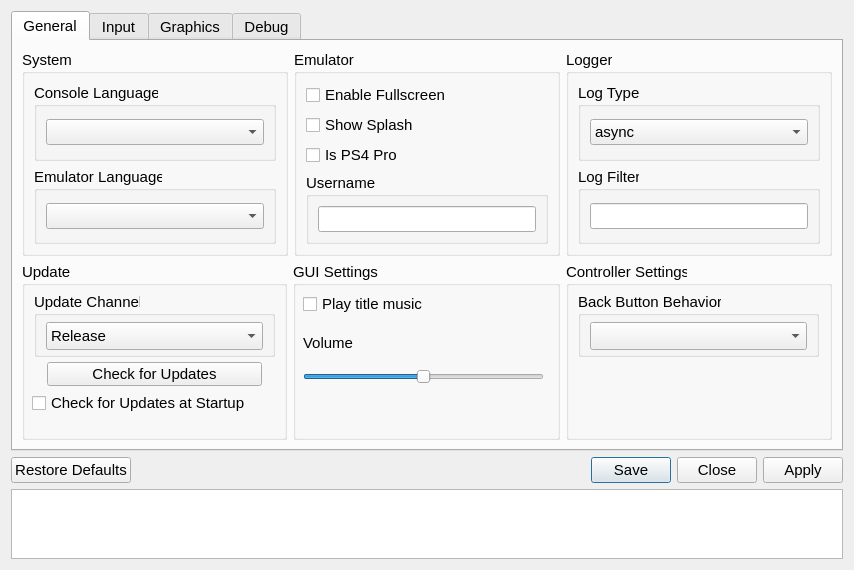
This is src/qt_gui/settings_dialog.ui in ei-akulxx/shadPS4 as Qt 5 draws it before an edit. The edited form follows.
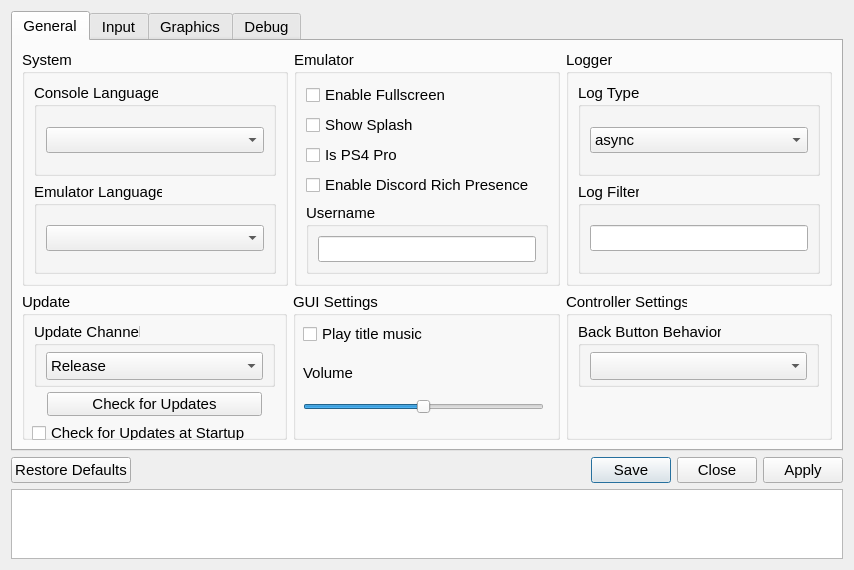
This is the edited form. The open tabs and pages were chosen to show the change. Icons and pictures are not drawn.

Commit message:
added discord rpc (#1178)
* added discord rpc

* linting issues

* Revert "linting issues"

This reverts commit 55f4e39506361c816c391828b6dbd46cfbc1df89.

* fix clang-format issues

* removed wrong rpc submodule

* added correct rpc submodule

* Moved cmake instructions to correct files.

* added minor suggestions from pr

* Added an option to enable/disable RPC, added rpc to emulator.cpp making it work on nonqt builds

* typo & minor stuff

* Changed getInstance implementation with Singleton class.

* Update discord_rpc_handler.cpp

discord id

* fixed ci clangformat errors

---------

The edit to the form file:
```diff
--- a/src/qt_gui/settings_dialog.ui
+++ b/src/qt_gui/settings_dialog.ui
@@ -148,6 +148,13 @@
                    </property>
                   </widget>
                  </item>
+                 <item>
+                  <widget class="QCheckBox" name="discordRPCCheckbox">
+                   <property name="text">
+                    <string>Enable Discord Rich Presence</string>
+                   </property>
+                  </widget>
+                 </item>
                 </layout>
                </item>
                <item>
```
The commit also changes 12 other files.
